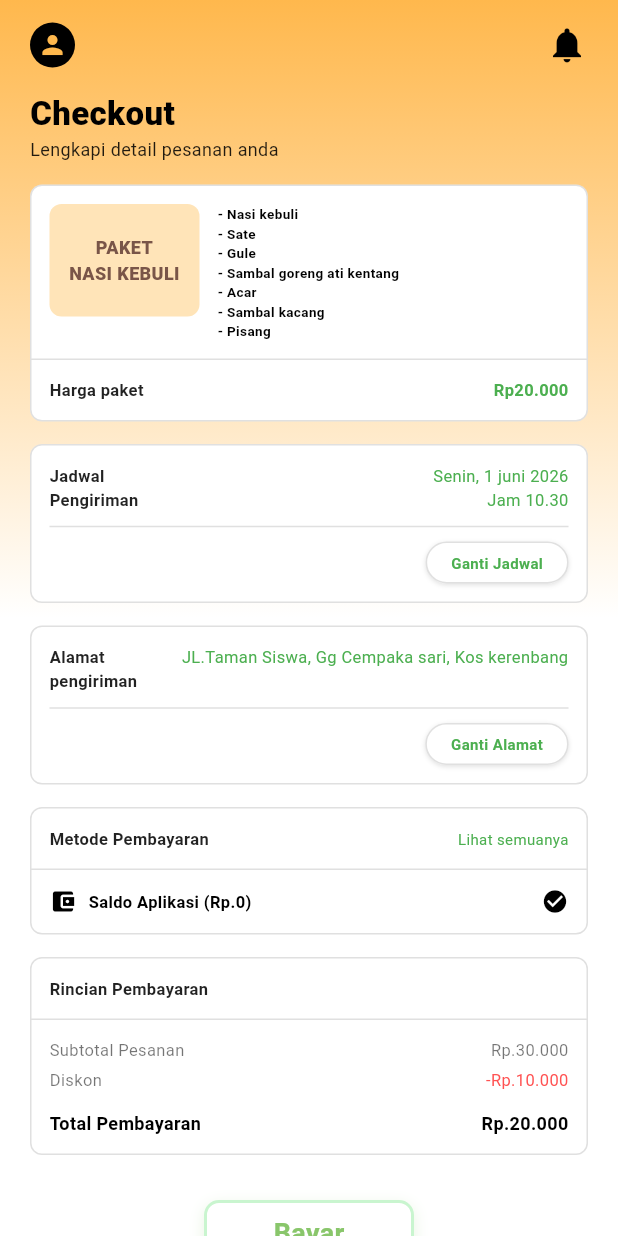
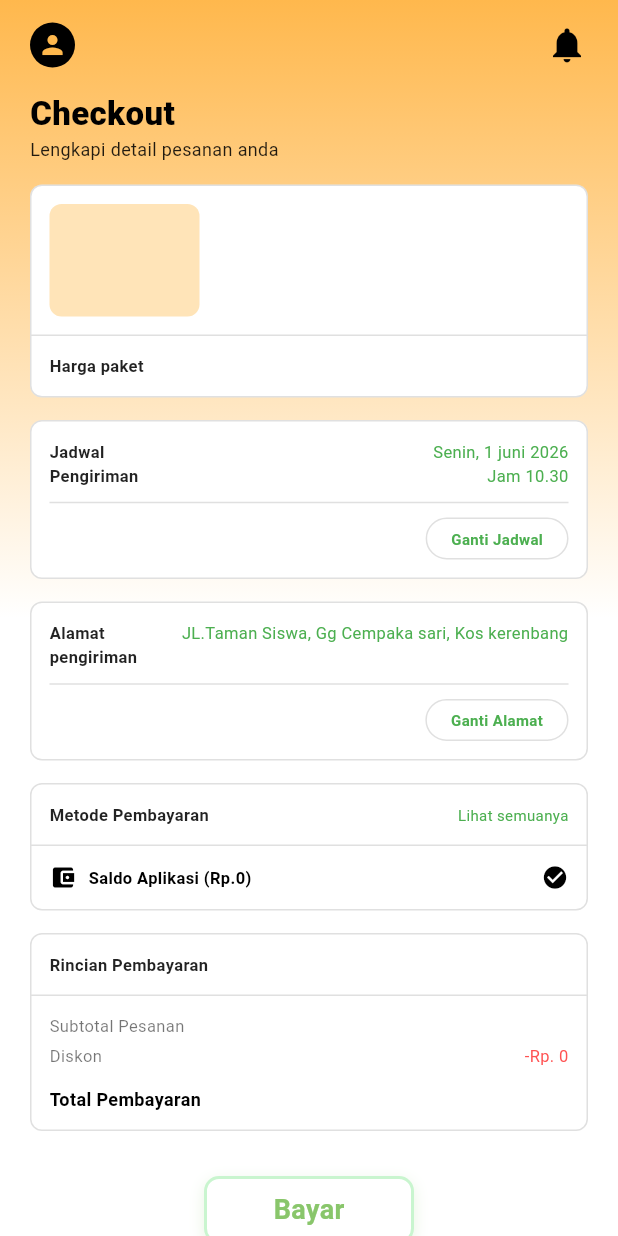
Before and after one commit to janicesmarp1/kepakno-frontend, a Flutter app: the CheckoutPage screen opened directly with empty values, on a phone screen of 412 x 824 dp. Run offline on Flutter 3.47's test engine with Material 3 defaults, Android fonts, the phone set to English and light mode, and no system bars.

Commit message:
Refactor CheckoutPage to use dynamic package details

```diff
--- a/lib/screen/checkout_page.dart
+++ b/lib/screen/checkout_page.dart
@@ -1,26 +1,35 @@
 import 'package:flutter/material.dart';
-import 'saldo_page.dart'; // Memanggil globalSaldo dan formatRupiah
+import 'saldo_page.dart';
 import 'user_home_page.dart';
 
-// Variabel global untuk menyimpan riwayat pesanan (bisa dipanggil di halaman Riwayat nanti)
 List<Map<String, dynamic>> globalRiwayatPesanan = [];
 
 class CheckoutPage extends StatefulWidget {
   final String name;
   final String email;
+  final String paketName; // Menangkap nama paket
+  final String paketDesc; // Menangkap detail paket
+  final String hargaString; // Menangkap teks harga (Rp...)
+  final int hargaInt; // Menangkap angka harga untuk dipotong dari saldo
 
-  const CheckoutPage({super.key, required this.name, required this.email});
+  const CheckoutPage({
+    super.key,
+    required this.name,
+    required this.email,
+    required this.paketName,
+    required this.paketDesc,
+    required this.hargaString,
+    required this.hargaInt,
+  });
 
   @override
   State<CheckoutPage> createState() => _CheckoutPageState();
 }
 
 class _CheckoutPageState extends State<CheckoutPage> {
-  final int totalPembayaran = 20000; // Total harga paket
-
   void _prosesPembayaran() {
-    if (globalSaldo < totalPembayaran) {
-      // JIKA SALDO KURANG
+    // Cek apakah saldo cukup dengan harga paket yang dipilih
+    if (globalSaldo < widget.hargaInt) {
       ScaffoldMessenger.of(context).showSnackBar(
         const SnackBar(
           content: Text(
@@ -32,20 +41,18 @@ class _CheckoutPageState extends State<CheckoutPage> {
         ),
       );
     } else {
-      // JIKA SALDO CUKUP
       setState(() {
-        globalSaldo -= totalPembayaran; // Kurangi saldo
+        globalSaldo -= widget.hargaInt; // Saldo dipotong sesuai harga paket
       });
 
-      // Masukkan ke riwayat pemesanan
+      // Simpan riwayat dengan nama paket dinamis
       globalRiwayatPesanan.add({
-        "paket": "Paket Nasi Kebuli",
-        "harga": totalPembayaran,
+        "paket": widget.paketName,
+        "harga": widget.hargaInt,
         "tanggal": "1 Juni 2026",
         "status": "Berhasil",
       });
 
-      // Tampilkan notifikasi sukses
       ScaffoldMessenger.of(context).showSnackBar(
         const SnackBar(
           content: Text(
@@ -57,7 +64,6 @@ class _CheckoutPageState extends State<CheckoutPage> {
         ),
       );
 
-      // Kembali ke Home Page untuk melihat saldo yang sudah berkurang
       Navigator.pushAndRemoveUntil(
         context,
         MaterialPageRoute(
@@ -86,7 +92,6 @@ class _CheckoutPageState extends State<CheckoutPage> {
         child: SafeArea(
           child: Column(
             children: [
-              // --- HEADER ---
               Padding(
                 padding: const EdgeInsets.symmetric(
                   horizontal: 20,
@@ -136,7 +141,7 @@ class _CheckoutPageState extends State<CheckoutPage> {
                       ),
                       const SizedBox(height: 15),
 
-                      // --- CARD 1: PAKET ---
+                      // --- CARD 1: PAKET DINAMIS ---
                       Container(
                         decoration: BoxDecoration(
                           color: Colors.white,
@@ -150,32 +155,33 @@ class _CheckoutPageState extends State<CheckoutPage> {
                               child: Row(
                                 crossAxisAlignment: CrossAxisAlignment.start,
                                 children: [
-                                  // Placeholder Gambar Paket
                                   Container(
                                     width: 100,
                                     height: 75,
+                                    padding: const EdgeInsets.all(4),
                                     decoration: BoxDecoration(
                                       color: const Color(0xFFFFE4B8),
                                       borderRadius: BorderRadius.circular(8),
                                     ),
-                                    child: const Center(
+                                    child: Center(
                                       child: Text(
-                                        "PAKET\nNASI KEBULI",
+                                        widget.paketName.toUpperCase(),
                                         textAlign: TextAlign.center,
-                                        style: TextStyle(
+                                        maxLines: 3,
+                                        overflow: TextOverflow.ellipsis,
+                                        style: const TextStyle(
                                           fontWeight: FontWeight.w900,
-                                          fontSize: 12,
+                                          fontSize: 10,
                                           color: Colors.brown,
                                         ),
                                       ),
                                     ),
                                   ),
                                   const SizedBox(width: 12),
-                                  // Detail Isi
                                   Expanded(
-                                    child: const Text(
-                                      "- Nasi kebuli\n- Sate\n- Gule\n- Sambal goreng ati kentang\n- Acar\n- Sambal kacang\n- Pisang",
-                                      style: TextStyle(
+                                    child: Text(
+                                      widget.paketDesc,
+                                      style: const TextStyle(
                                         fontSize: 9,
                                         fontWeight: FontWeight.bold,
                                         color: Colors.black,
@@ -191,8 +197,8 @@ class _CheckoutPageState extends State<CheckoutPage> {
                               child: Row(
                                 mainAxisAlignment:
                                     MainAxisAlignment.spaceBetween,
-                                children: const [
-                                  Text(
+                                children: [
+                                  const Text(
                                     "Harga paket",
                                     style: TextStyle(
                                       fontSize: 11,
@@ -201,8 +207,8 @@ class _CheckoutPageState extends State<CheckoutPage> {
                                     ),
                                   ),
                                   Text(
-                                    "Rp20.000",
-                                    style: TextStyle(
+                                    widget.hargaString,
+                                    style: const TextStyle(
                                       fontSize: 11,
                                       fontWeight: FontWeight.bold,
                                       color: Colors.green,
@@ -216,7 +222,7 @@ class _CheckoutPageState extends State<CheckoutPage> {
                       ),
                       const SizedBox(height: 15),
 
-                      // --- CARD 2: JADWAL ---
+                      // --- CARD JADWAL & ALAMAT TETAP ---
                       Container(
                         padding: const EdgeInsets.all(12),
                         decoration: BoxDecoration(
@@ -271,13 +277,6 @@ class _CheckoutPageState extends State<CheckoutPage> {
                                   color: Colors.white,
                                   borderRadius: BorderRadius.circular(20),
                                   border: Border.all(color: Colors.black12),
-                                  boxShadow: const [
-                                    BoxShadow(
-                                      color: Colors.black12,
-                                      blurRadius: 2,
-                                      offset: Offset(0, 1),
-                                    ),
-                                  ],
                                 ),
                                 child: const Text(
                                   "Ganti Jadwal",
@@ -294,7 +293,6 @@ class _CheckoutPageState extends State<CheckoutPage> {
                       ),
                       const SizedBox(height: 15),
 
-                      // --- CARD 3: ALAMAT ---
                       Container(
                         padding: const EdgeInsets.all(12),
                         decoration: BoxDecoration(
@@ -341,13 +339,6 @@ class _CheckoutPageState extends State<CheckoutPage> {
                                   color: Colors.white,
                                   borderRadius: BorderRadius.circular(20),
                                   border: Border.all(color: Colors.black12),
-                                  boxShadow: const [
-                                    BoxShadow(
-                                      color: Colors.black12,
-                                      blurRadius: 2,
-                                      offset: Offset(0, 1),
-                                    ),
-                                  ],
                                 ),
                                 child: const Text(
                                   "Ganti Alamat",
@@ -364,7 +355,7 @@ class _CheckoutPageState extends State<CheckoutPage> {
                       ),
                       const SizedBox(height: 15),
 
-                      // --- CARD 4: METODE PEMBAYARAN ---
+                      // --- CARD METODE PEMBAYARAN ---
                       Container(
                         decoration: BoxDecoration(
                           color: Colors.white,
@@ -431,7 +422,7 @@ class _CheckoutPageState extends State<CheckoutPage> {
                       ),
                       const SizedBox(height: 15),
 
-                      // --- CARD 5: RINCIAN PEMBAYARAN ---
+                      // --- CARD RINCIAN DINAMIS ---
                       Container(
                         decoration: BoxDecoration(
                           color: Colors.white,
@@ -460,8 +451,8 @@ class _CheckoutPageState extends State<CheckoutPage> {
                                   Row(
                                     mainAxisAlignment:
                                         MainAxisAlignment.spaceBetween,
-                                    children: const [
-                                      Text(
+                                    children: [
+                                      const Text(
                                         "Subtotal Pesanan",
                                         style: TextStyle(
                                           fontSize: 11,
@@ -469,8 +460,8 @@ class _CheckoutPageState extends State<CheckoutPage> {
                                         ),
                                       ),
                                       Text(
-                                        "Rp.30.000",
-                                        style: TextStyle(
+                                        widget.hargaString,
+                                        style: const TextStyle(
                                           fontSize: 11,
                                           color: Colors.black54,
                                         ),
@@ -490,7 +481,7 @@ class _CheckoutPageState extends State<CheckoutPage> {
                                         ),
                                       ),
                                       Text(
-                                        "-Rp.10.000",
+                                        "-Rp. 0",
                                         style: TextStyle(
                                           fontSize: 11,
                                           color: Colors.redAccent,
@@ -502,8 +493,8 @@ class _CheckoutPageState extends State<CheckoutPage> {
                                   Row(
                                     mainAxisAlignment:
                                         MainAxisAlignment.spaceBetween,
-                                    children: const [
-                                      Text(
+                                    children: [
+                                      const Text(
                                         "Total Pembayaran",
                                         style: TextStyle(
                                           fontSize: 12,
@@ -512,8 +503,8 @@ class _CheckoutPageState extends State<CheckoutPage> {
                                         ),
                                       ),
                                       Text(
-                                        "Rp.20.000",
-                                        style: TextStyle(
+                                        widget.hargaString,
+                                        style: const TextStyle(
                                           fontSize: 12,
                                           fontWeight: FontWeight.bold,
                                           color: Colors.black,
@@ -566,7 +557,6 @@ class _CheckoutPageState extends State<CheckoutPage> {
                       ),
                       const SizedBox(height: 20),
 
-                      // --- TOMBOL KEMBALI ---
                       SizedBox(
                         width: double.infinity,
                         height: 50,
```
